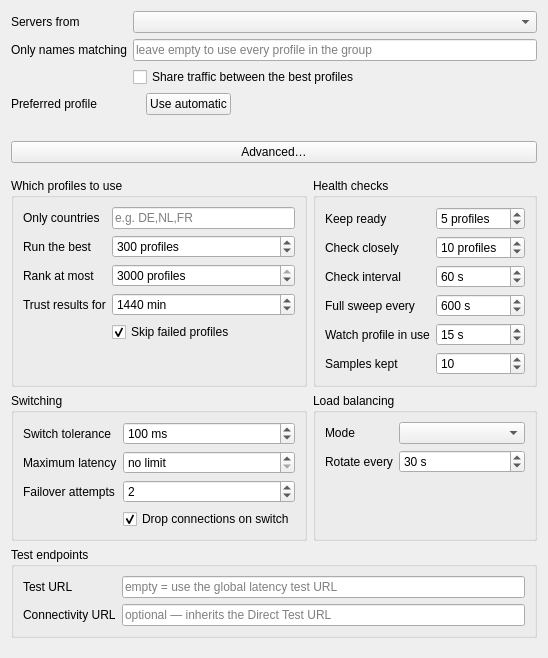
Before: the Qt Designer form upstream/include/ui/profile/edit_autoselector.ui in hopol/throne-mirror, drawn with Qt 5.
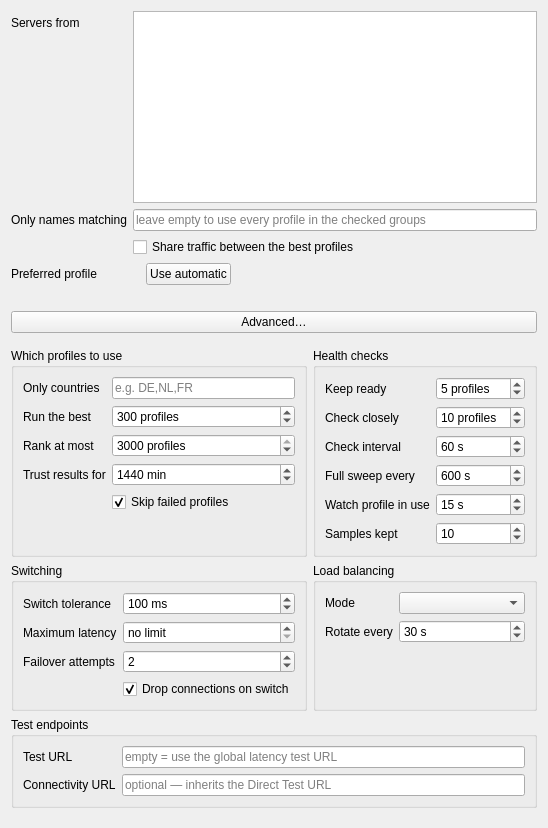
After: the same form once the commit is applied.

```diff
--- a/upstream/include/ui/profile/edit_autoselector.ui
+++ b/upstream/include/ui/profile/edit_autoselector.ui
@@ -22,9 +22,15 @@
       </widget>
      </item>
      <item row="0" column="1">
-      <widget class="QComboBox" name="group">
+      <widget class="QListWidget" name="groups">
        <property name="toolTip">
-        <string>The group whose profiles this selector picks from. New servers added by a subscription update join automatically — you never have to edit this profile again.</string>
+        <string>The groups whose profiles this selector picks from. Profiles from every checked group are pooled together, and each one is still wrapped in its own group's front and landing proxy, so it behaves as if started on its own. New servers added by a subscription update join automatically — you never have to edit this profile again.</string>
+       </property>
+       <property name="horizontalScrollBarPolicy">
+        <enum>Qt::ScrollBarAlwaysOff</enum>
+       </property>
+       <property name="selectionMode">
+        <enum>QAbstractItemView::NoSelection</enum>
        </property>
       </widget>
      </item>
@@ -41,7 +47,7 @@
      <item row="1" column="1">
       <widget class="QLineEdit" name="name_filter">
        <property name="placeholderText">
-        <string>leave empty to use every profile in the group</string>
+        <string>leave empty to use every profile in the checked groups</string>
        </property>
        <property name="toolTip">
         <string>Optional regular expression. Only profiles whose name matches are considered — useful to pick out one country or provider.</string>
```
Left out of the diff: 6 changed lines with no effect on the pictures.
